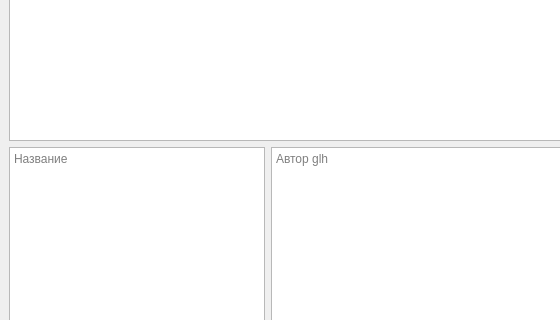
vl404-not-found/cpp_psu, file lab5/mainwindow.ui: the form before one commit; both pictures show x 0 to 560 and y 228 to 548 of the 804 by 822 pixel window.
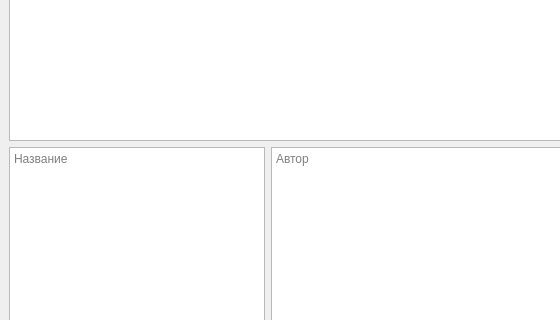
The form after the commit.

```diff
--- a/lab5/mainwindow.ui
+++ b/lab5/mainwindow.ui
@@ -41,7 +41,7 @@
         <item row="1" column="1">
          <widget class="QTextEdit" name="author">
           <property name="placeholderText">
-           <string>Автор glh</string>
+           <string>Автор</string>
           </property>
          </widget>
         </item>
```
Left out of the diff: 2 changed lines with no effect on the pictures.
